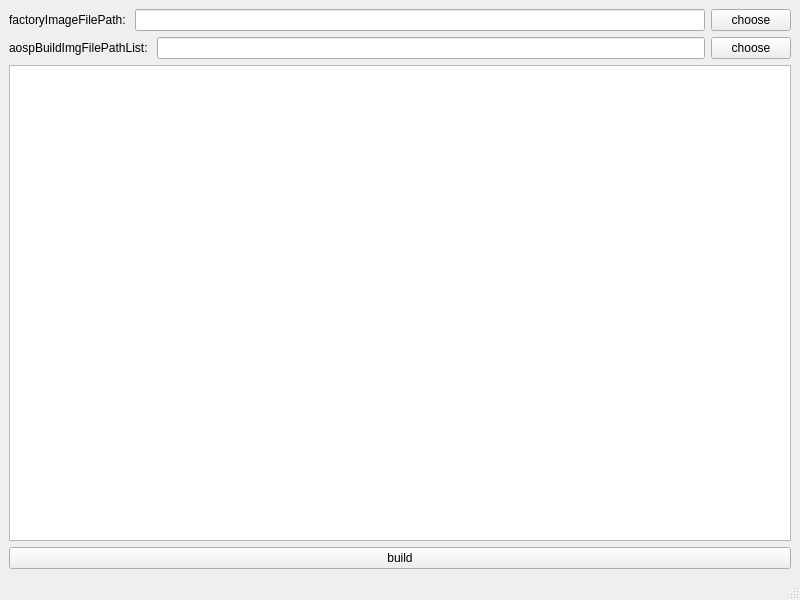
Before: the Qt Designer form BuildAOSPImage/mainwindow.ui in mathewgeola/BuildAOSPImage, drawn with Qt 5.
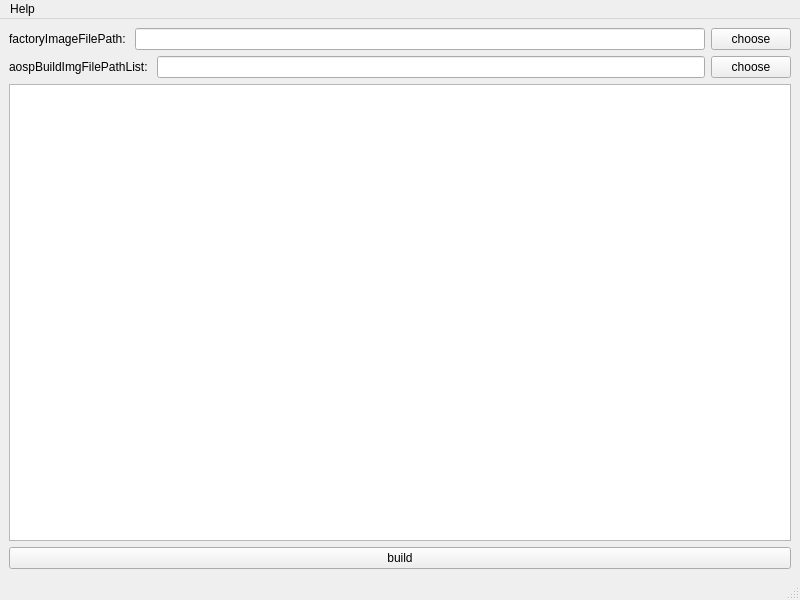
After: the same form once the commit is applied.

```diff
--- a/BuildAOSPImage/mainwindow.ui
+++ b/BuildAOSPImage/mainwindow.ui
@@ -83,9 +83,16 @@
      <x>0</x>
      <y>0</y>
      <width>800</width>
-     <height>37</height>
+     <height>21</height>
     </rect>
    </property>
+   <widget class="QMenu" name="menuHelp">
+    <property name="title">
+     <string>Help</string>
+    </property>
+    <addaction name="actionAbout"/>
+   </widget>
+   <addaction name="menuHelp"/>
   </widget>
   <widget class="QStatusBar" name="statusbar"/>
  </widget>
```
Left out of the diff: 5 changed lines with no effect on the pictures.
